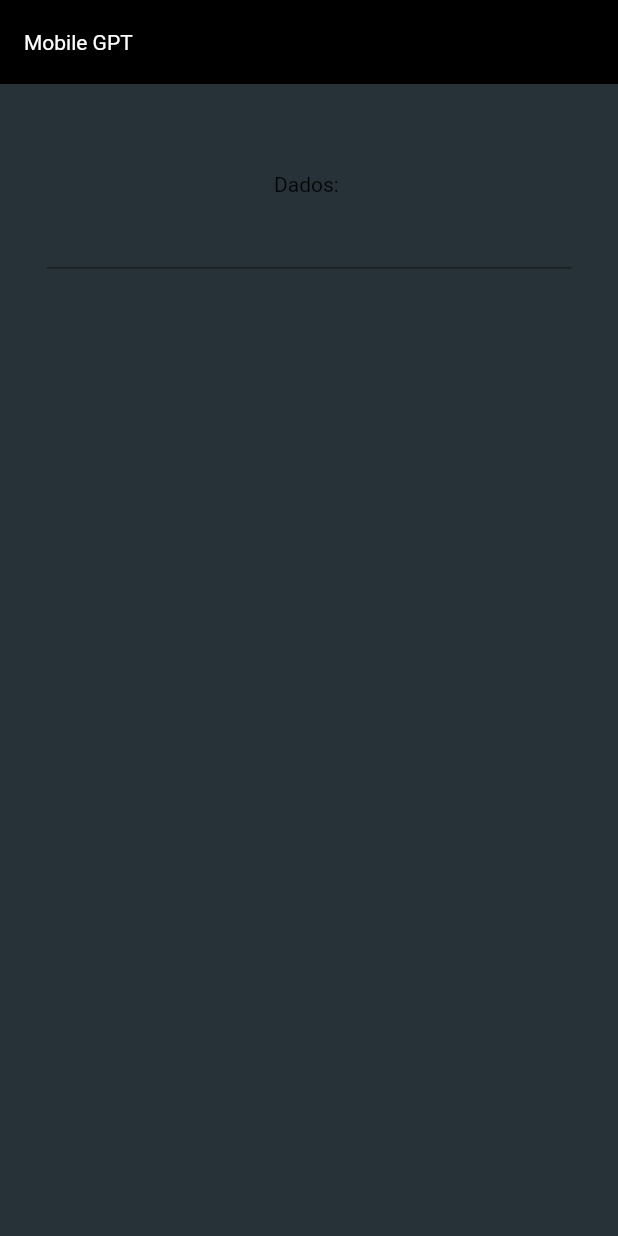
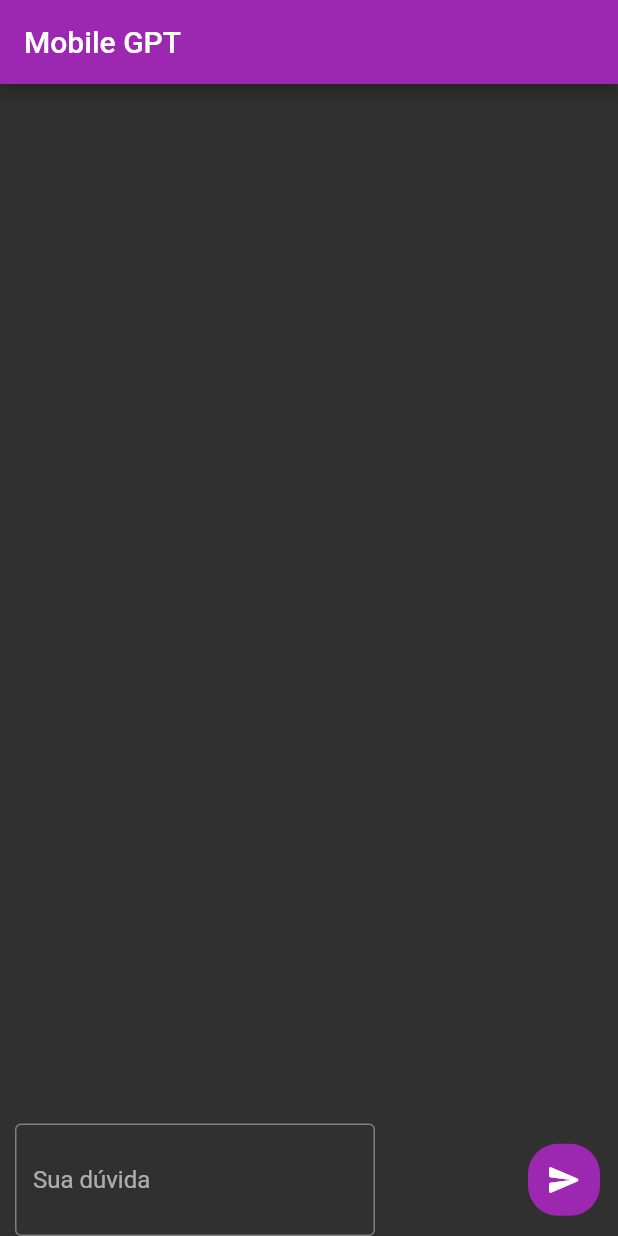
Before and after one commit to Vangeanc3/inteligence_artificial_app, a Flutter app: the screen it shows after launch, on a phone screen of 412 x 824 dp. Run offline on Flutter 3.47's test engine with Material 2 defaults, Android fonts, the phone set to English and light mode, and no system bars.

Commit message:
add widget input box msg

```diff
--- /dev/null
+++ b/lib/components/card_message_receveid.dart
@@ -0,0 +1,10 @@
+import 'package:flutter/material.dart';
+
+class CardMsgReceiveid extends StatelessWidget {
+  const CardMsgReceiveid({super.key});
+
+  @override
+  Widget build(BuildContext context) {
+    return Container();
+  }
+}
--- /dev/null
+++ b/lib/components/input_box_message.dart
@@ -0,0 +1,42 @@
+import 'package:flutter/material.dart';
+import 'package:inteligence_artificial_app/themes/theme_colors.dart';
+
+class InputBoxMessage extends StatelessWidget {
+  const InputBoxMessage({super.key});
+
+  @override
+  Widget build(BuildContext context) {
+    return SizedBox(
+      height: 75,
+      child: Row(
+        mainAxisAlignment: MainAxisAlignment.spaceBetween,
+        children: [
+          Container(
+            padding: const EdgeInsets.only(left: 10),
+            width: 250,
+            child: TextFormField(
+              keyboardType: TextInputType.multiline,
+              expands: true,
+              minLines: null,
+              maxLines: null,
+              decoration: const InputDecoration(hintText: "Sua dúvida"),
+            ),
+          ),
+          Padding(
+            padding: const EdgeInsets.only(right: 12, left: 10),
+            child: Container(
+              decoration: BoxDecoration(
+                color: ThemeColors.primaryColor,
+                borderRadius: BorderRadius.circular(20),
+              ),
+              child: IconButton(
+                icon: const Icon(Icons.send_rounded),
+                onPressed: () {},
+              ),
+            ),
+          ),
+        ],
+      ),
+    );
+  }
+}
--- a/lib/main.dart
+++ b/lib/main.dart
@@ -1,6 +1,7 @@
 import 'package:flutter/material.dart';
-import 'package:inteligence_artificial_app/screens/chat_gpt_screen/chat_gpt_screen.dart';
+import 'package:inteligence_artificial_app/screens/chat_gpt_screen/gpt_screen.dart';
 import 'package:inteligence_artificial_app/screens/login_screen/login_screen.dart';
+import 'package:inteligence_artificial_app/themes/my_theme.dart';
 
 void main() {
   runApp(const MyApp());
@@ -14,20 +15,8 @@ class MyApp extends StatelessWidget {
   Widget build(BuildContext context) {
     return MaterialApp(
       title: 'IA Mobile',
+      theme: myTheme,
       debugShowCheckedModeBanner: false,
-      darkTheme: ThemeData.dark(),
-      themeMode: ThemeMode.light,
-      theme: ThemeData(
-        scaffoldBackgroundColor: Colors.blueGrey[900],
-        primarySwatch: Colors.grey,
-        appBarTheme: const AppBarTheme(
-          elevation: 0,
-          backgroundColor: Colors.black,
-          titleTextStyle: TextStyle(color: Colors.white),
-          actionsIconTheme: IconThemeData(color: Colors.white),
-          iconTheme: IconThemeData(color: Colors.white),
-        ),
-      ),
       initialRoute: "/gpt",
       routes: {
         "/login": (context) => const LoginScreen(),
--- a/lib/screens/chat_gpt_screen/chat_gpt_screen.dart
+++ /dev/null
@@ -1,31 +0,0 @@
-import 'package:flutter/material.dart';
-import 'package:flutter/src/widgets/framework.dart';
-import 'package:flutter/src/widgets/placeholder.dart';
-
-class GptScreen extends StatefulWidget {
-  const GptScreen({super.key});
-
-  @override
-  State<GptScreen> createState() => _GptScreenState();
-}
-
-class _GptScreenState extends State<GptScreen> {
-  @override
-  Widget build(BuildContext context) {
-    return Scaffold(
-        appBar: AppBar(
-          title: Text("Mobile GPT"),
-        ),
-        body: Center(
-          child: Center(
-            child: Container(
-              width: 350,
-              height: 650,
-              child: Column(
-                children: [Text("Dados: "), TextFormField()],
-              ),
-            ),
-          ),
-        ));
-  }
-}
--- /dev/null
+++ b/lib/screens/chat_gpt_screen/gpt_screen.dart
@@ -0,0 +1,19 @@
+import 'package:flutter/material.dart';
+import 'package:inteligence_artificial_app/screens/chat_gpt_screen/widgets/body_messages.dart';
+
+class GptScreen extends StatefulWidget {
+  const GptScreen({super.key});
+
+  @override
+  State<GptScreen> createState() => _GptScreenState();
+}
+
+class _GptScreenState extends State<GptScreen> {
+  @override
+  Widget build(BuildContext context) {
+    return Scaffold(
+      appBar: AppBar(title: const Text("Mobile GPT")),
+      body: const BodyMessages(),
+    );
+  }
+}
--- /dev/null
+++ b/lib/screens/chat_gpt_screen/widgets/body_messages.dart
@@ -0,0 +1,16 @@
+import 'package:flutter/material.dart';
+import 'package:inteligence_artificial_app/components/input_box_message.dart';
+
+class BodyMessages extends StatelessWidget {
+  const BodyMessages({super.key});
+
+  @override
+  Widget build(BuildContext context) {
+    return Column(
+      mainAxisAlignment: MainAxisAlignment.end,
+      children: [
+        InputBoxMessage(),
+      ],
+    );
+  }
+}
--- /dev/null
+++ b/lib/themes/my_theme.dart
@@ -0,0 +1,19 @@
+import 'package:flutter/material.dart';
+import 'package:inteligence_artificial_app/themes/theme_colors.dart';
+
+ThemeData myTheme = ThemeData(
+  primarySwatch: ThemeColors.primaryColor,
+  primaryColor: ThemeColors.primaryColor,
+  appBarTheme: const AppBarTheme(backgroundColor: ThemeColors.primaryColor),
+  inputDecorationTheme: InputDecorationTheme(border: OutlineInputBorder()),
+  brightness: Brightness.dark,
+  textTheme: const TextTheme(
+    bodyMedium: TextStyle(
+      fontSize: 16,
+    ),
+    bodyLarge: TextStyle(
+      fontSize: 28,
+      fontWeight: FontWeight.bold,
+    ),
+  ),
+);
--- /dev/null
+++ b/lib/themes/theme_colors.dart
@@ -0,0 +1,11 @@
+import 'package:flutter/material.dart';
+
+class ThemeColors {
+  static const MaterialColor primaryColor = Colors.purple;
+  static const division = Color.fromRGBO(166, 166, 166, 1.0);
+  static const List<Color> headerGradient = [
+    Color.fromRGBO(103, 99, 234, 1.0),
+    Color.fromRGBO(155, 105, 254, 1.0),
+    Color.fromRGBO(195, 107, 255, 1.0),
+  ];
+}
```
Also changed, not shown: pubspec.lock.
